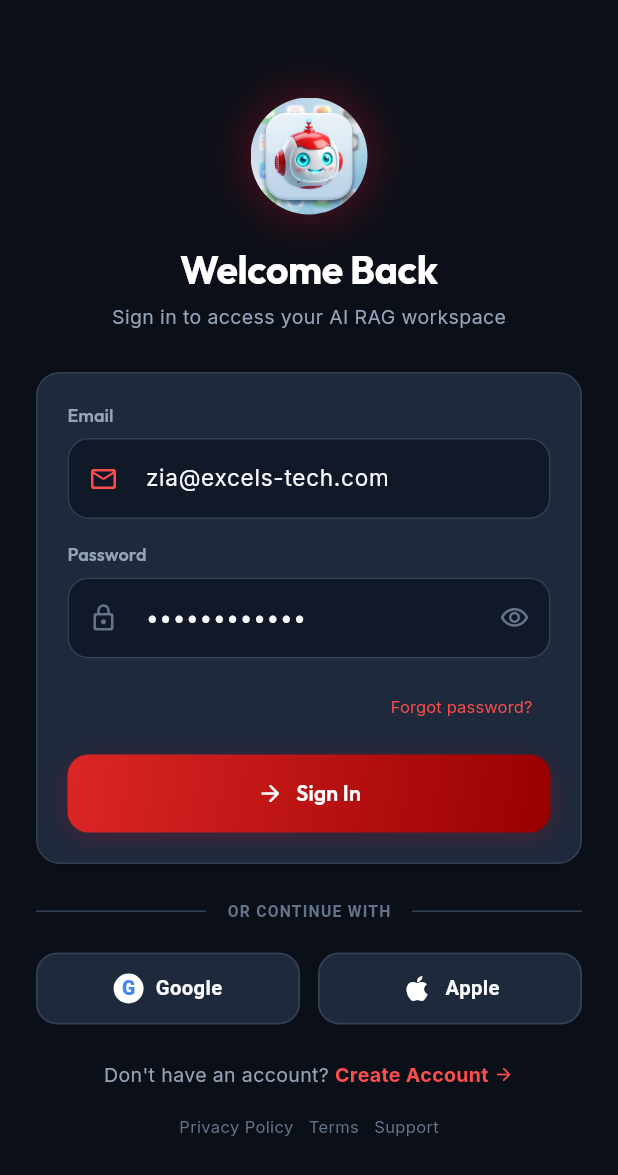
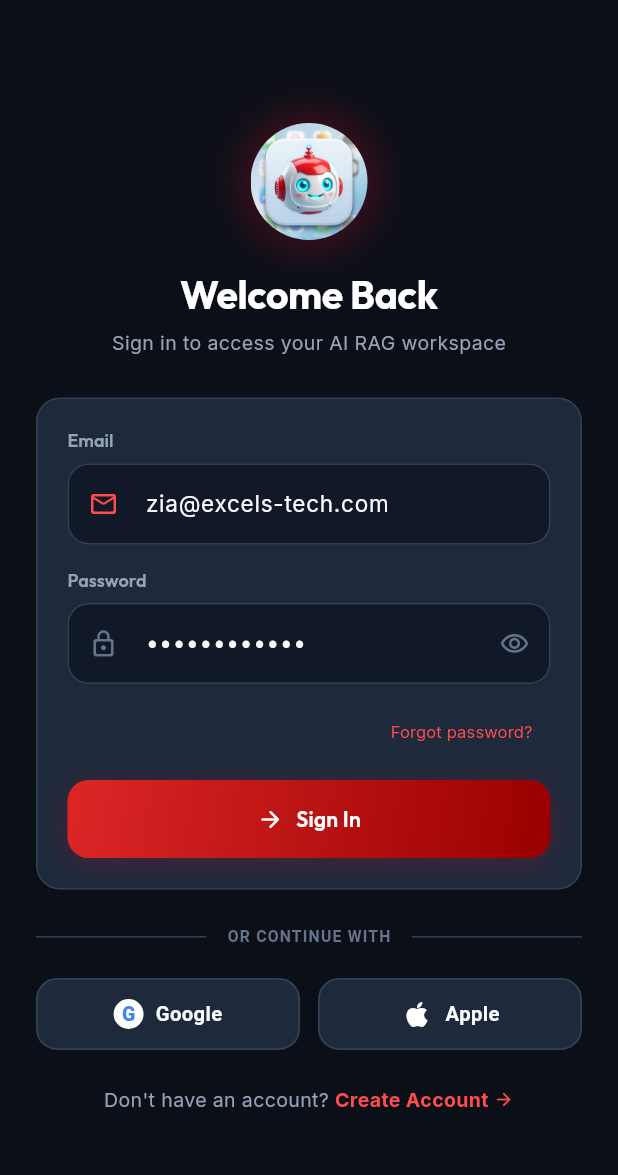
Before and after one commit to ammmar7874-dev/lead-agentui, a Flutter app: the screen it shows after launch, after a tap on "Continue", after a tap on "Skip", on a phone screen of 412 x 824 dp. Shown: the top 1175 px of the screen. Run offline on Flutter 3.47's test engine with Material 3 defaults, Android fonts, the phone set to English and light mode, and no system bars; drawn by our look-alikes of flutter_animate; our stand-ins replace fl_chart, flutter_spinkit, get, get_storage, google_fonts; accounts and stored records are empty.

Commit message:
feat: dynamic active screen name in AppBar and removed auth footer links

```diff
--- a/lib/modules/auth/views/login_view.dart
+++ b/lib/modules/auth/views/login_view.dart
@@ -264,14 +264,6 @@ class _LoginViewState extends State<LoginView> {
                     ),
                   ],
                 ).animate().fadeIn(duration: 400.ms, delay: 300.ms),
-
-                const SizedBox(height: 18),
-
-                // 7: Footer (Privacy Policy · Terms · Support)
-                Text(
-                  'Privacy Policy   Terms   Support',
-                  style: AppTextStyles.bodySmall(isDark: true, color: AppColors.darkTextMuted),
-                ).animate().fadeIn(duration: 400.ms, delay: 350.ms),
               ],
             ),
           ),
```
Also changed, not shown: lib/modules/auth/views/signup_view.dart (+0 -8 lines), lib/modules/user/views/main_shell_view.dart (+19 -7 lines).
